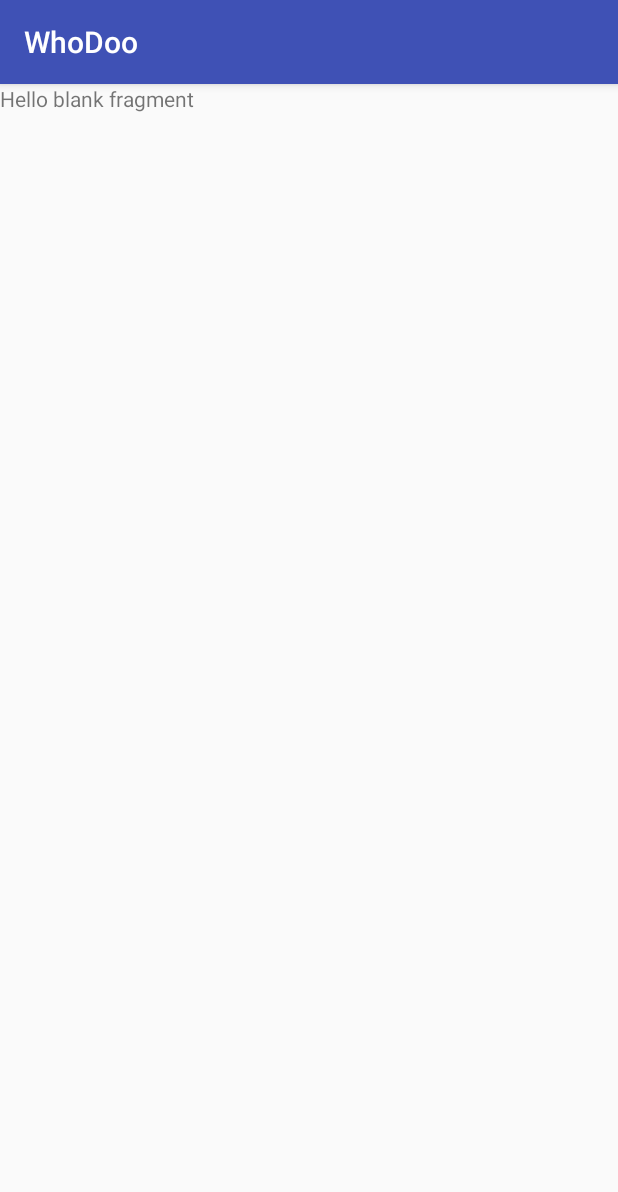
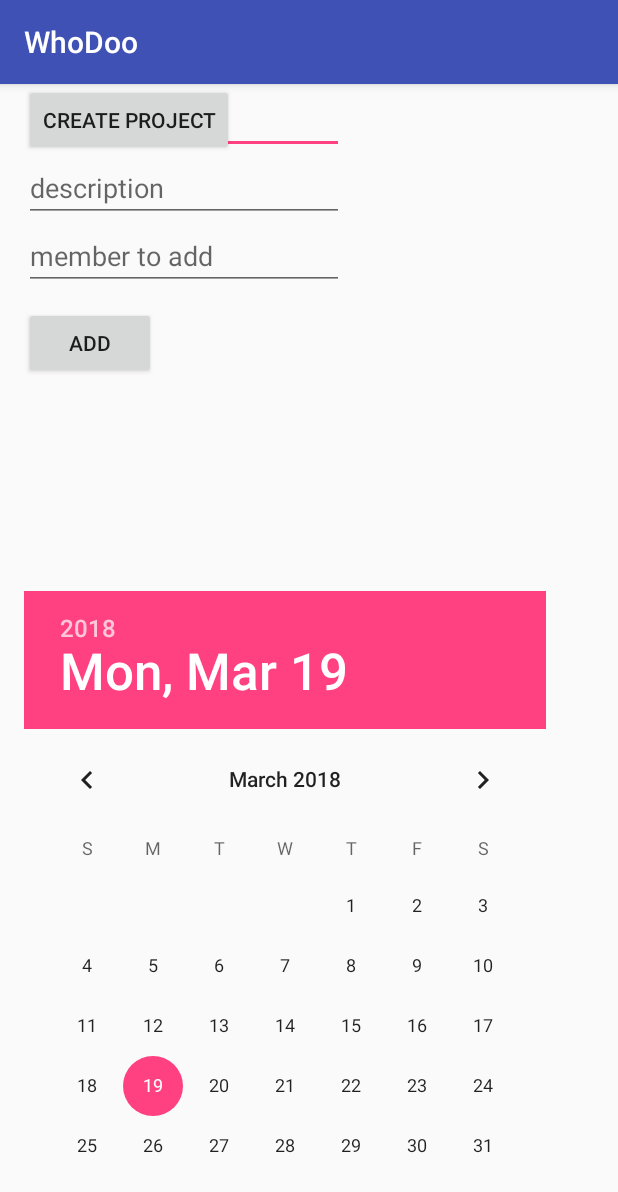
Before and after one commit to junlay/WhoDoo, an Android app: the fragment CreateProjectFragment shown on its own in the app's theme, on a phone screen of 412 x 824 dp. Shown: the top 1192 px of the screen. Run offline under Robolectric (Android 15) with nearby library versions, the phone set to English and light mode, and no system bars.

Commit message:
fixed som xml

```diff
--- a/app/src/main/res/layout/fragment_create_project.xml
+++ b/app/src/main/res/layout/fragment_create_project.xml
@@ -1,13 +1,85 @@
 <FrameLayout xmlns:android="http://schemas.android.com/apk/res/android"
+    xmlns:app="http://schemas.android.com/apk/res-auto"
     xmlns:tools="http://schemas.android.com/tools"
     android:layout_width="match_parent"
     android:layout_height="match_parent"
     tools:context="com.example.whodoo.Fragments.CreateProjectFragment">
 
     <!-- TODO: Update blank fragment layout -->
-    <TextView
+
+
+    <android.support.constraint.ConstraintLayout
         android:layout_width="match_parent"
-        android:layout_height="match_parent"
-        android:text="@string/hello_blank_fragment" />
+        android:layout_height="match_parent">
 
+        <EditText
+            android:id="@+id/titleField"
+            android:layout_width="wrap_content"
+            android:layout_height="wrap_content"
+            android:layout_marginLeft="16dp"
+            android:layout_marginTop="1dp"
+            android:ems="10"
+            android:hint="Title"
+            android:inputType="textPersonName"
+            app:layout_constraintLeft_toLeftOf="parent"
+            app:layout_constraintTop_toTopOf="parent" />
+
+        <EditText
+            android:id="@+id/descriptionField"
+            android:layout_width="wrap_content"
+            android:layout_height="wrap_content"
+            android:layout_marginLeft="16dp"
+            android:ems="10"
+            android:hint="description"
+            android:inputType="textPersonName"
+            app:layout_constraintLeft_toLeftOf="parent"
+            app:layout_constraintTop_toBottomOf="@+id/titleField" />
+
+        <EditText
+            android:id="@+id/memberField"
+            android:layout_width="wrap_content"
+            android:layout_height="wrap_content"
+            android:layout_marginLeft="16dp"
+            android:ems="10"
+            android:hint="member to add"
+            android:inputType="textPersonName"
+            app:layout_constraintLeft_toLeftOf="parent"
+            app:layout_constraintTop_toBottomOf="@+id/descriptionField" />
+
+        <DatePicker
+            android:id="@+id/datePicker"
+            android:layout_width="wrap_content"
+            android:layout_height="wrap_content"
+            android:layout_marginLeft="16dp"
+            app:layout_constraintBottom_toBottomOf="parent"
+            app:layout_constraintLeft_toLeftOf="parent" />
+
+        <ListView
+            android:layout_width="185dp"
+            android:layout_height="222dp"
+            android:layout_marginEnd="8dp"
+            android:layout_marginTop="8dp"
+            app:layout_constraintEnd_toEndOf="parent"
+            app:layout_constraintTop_toTopOf="parent" />
+
+        <Button
+            android:id="@+id/createProjetbtn"
+            android:layout_width="wrap_content"
+            android:layout_height="wrap_content"
+            android:layout_marginLeft="16dp"
+            android:text="Create project"
+            app:layout_constraintLeft_toLeftOf="parent"
+            tools:layout_editor_absoluteY="190dp" />
+
+        <Button
+            android:id="@+id/addMemberbtn"
+            android:layout_width="wrap_content"
+            android:layout_height="wrap_content"
+            android:layout_marginLeft="16dp"
+            android:layout_marginTop="11dp"
+            android:text="ADD"
+            app:layout_constraintLeft_toLeftOf="parent"
+            app:layout_constraintTop_toBottomOf="@+id/memberField" />
+
+    </android.support.constraint.ConstraintLayout>
 </FrameLayout>
--- a/app/src/main/res/layout/fragment_sign_up.xml
+++ b/app/src/main/res/layout/fragment_sign_up.xml
@@ -16,16 +16,14 @@
         <Button
             android:id="@+id/create_accountBtn"
             android:layout_width="wrap_content"
-            android:layout_height="wrap_content"
-            android:layout_marginBottom="94dp"
-            android:layout_marginStart="4dp"
+            android:layout_height="53dp"
+            android:layout_marginBottom="52dp"
+            android:layout_marginLeft="4dp"
             android:background="@drawable/createaccount"
             app:layout_constraintBottom_toBottomOf="parent"
             app:layout_constraintLeft_toLeftOf="parent"
             app:layout_constraintRight_toRightOf="parent"
-            app:layout_constraintStart_toStartOf="parent"
-            app:layout_constraintTop_toBottomOf="@+id/field1"
-            android:layout_marginLeft="4dp" />
+            app:layout_constraintStart_toStartOf="parent" />
 
         <EditText
             android:id="@+id/field1"
--- a/app/src/main/res/layout/fragment_splash_screen.xml
+++ b/app/src/main/res/layout/fragment_splash_screen.xml
@@ -18,12 +18,12 @@
             android:id="@+id/buttonlogin"
             android:layout_width="wrap_content"
             android:layout_height="wrap_content"
-            android:layout_marginTop="240dp"
+            android:layout_marginBottom="10dp"
             android:background="@drawable/login"
+            app:layout_constraintBottom_toTopOf="@+id/buttonsignup"
             app:layout_constraintLeft_toLeftOf="parent"
             app:layout_constraintRight_toRightOf="parent"
-            app:layout_constraintStart_toStartOf="parent"
-            app:layout_constraintTop_toBottomOf="@+id/imageView" />
+            app:layout_constraintStart_toStartOf="parent" />
 
         <Button
             android:id="@+id/buttonsignup"
@@ -33,17 +33,14 @@
             android:background="@drawable/singup"
             app:layout_constraintBottom_toBottomOf="parent"
             app:layout_constraintLeft_toLeftOf="parent"
-            app:layout_constraintRight_toRightOf="parent"
-            app:layout_constraintTop_toBottomOf="@+id/imageView" />
+            app:layout_constraintRight_toRightOf="parent" />
 
         <ImageView
             android:id="@+id/imageView"
-            android:layout_width="156dp"
-            android:layout_height="0dp"
-            android:layout_marginBottom="303dp"
+            android:layout_width="160dp"
+            android:layout_height="68dp"
             android:layout_marginTop="68dp"
             android:background="@drawable/whodo"
-            app:layout_constraintBottom_toTopOf="@+id/buttonsignup"
             app:layout_constraintLeft_toLeftOf="parent"
             app:layout_constraintRight_toRightOf="parent"
             app:layout_constraintStart_toStartOf="parent"
```
